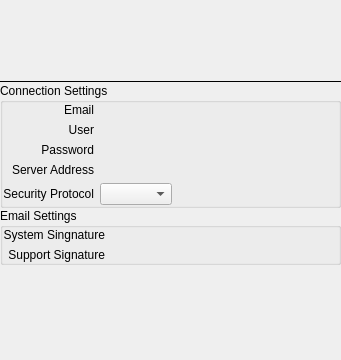
Qt form vms/client/nx_vms_client_desktop/src/nx/vms/client/desktop/system_administration/widgets/outgoing_mail_settings_widget.ui (networkoptix/nx_open) before a commit.
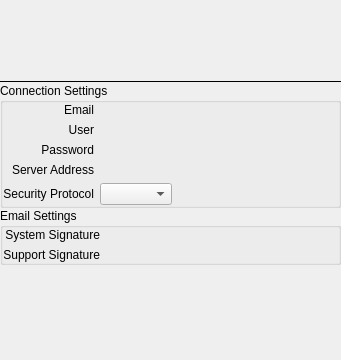
The same form after that commit. Custom widgets are drawn as their Qt base class.

Commit message: VMS-34736: Fix typo in the 'System Signature' text label at outgoing email settings tab

```diff
--- a/vms/client/nx_vms_client_desktop/src/nx/vms/client/desktop/system_administration/widgets/outgoing_mail_settings_widget.ui
+++ b/vms/client/nx_vms_client_desktop/src/nx/vms/client/desktop/system_administration/widgets/outgoing_mail_settings_widget.ui
@@ -310,7 +310,7 @@
         <item row="0" column="0">
          <widget class="QLabel" name="systemSingnatureLabel">
           <property name="text">
-           <string>System Singnature</string>
+           <string>System Signature</string>
           </property>
           <property name="alignment">
            <set>Qt::AlignRight|Qt::AlignTrailing|Qt::AlignVCenter</set>
```
